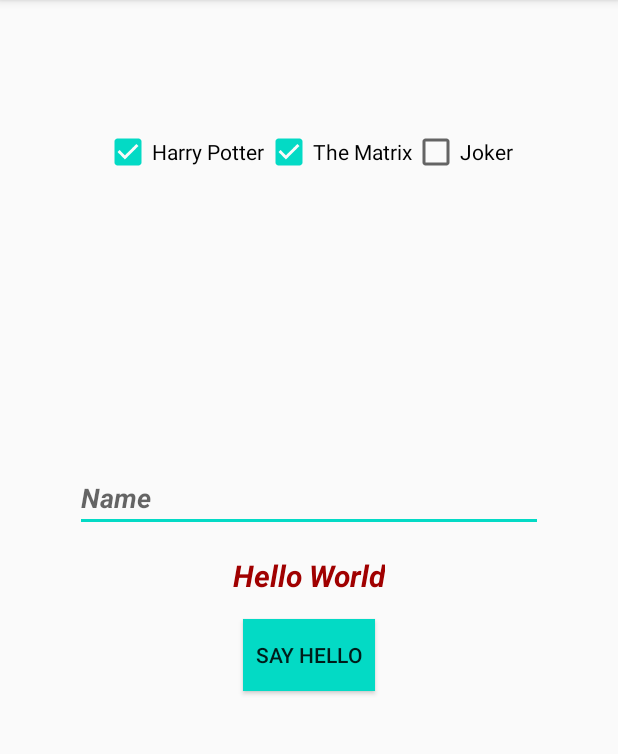
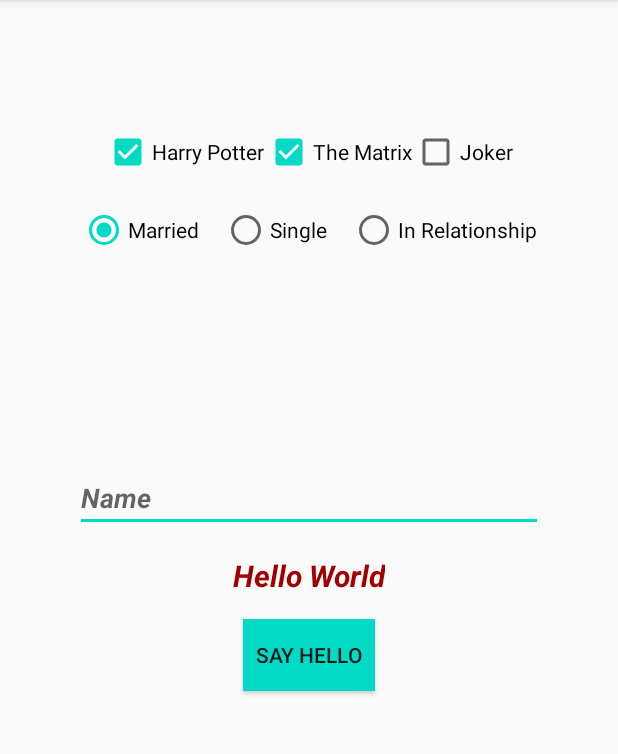
Before and after one commit to AtinAgnihotri/AndroidUiSandbox, an Android app: the screen it shows after launch (MainActivity), on a phone screen of 412 x 824 dp, the part 84-838 px from its top. Run offline under Robolectric (Android 15) with nearby library versions, the phone set to English and light mode, and no system bars.

Commit message:
Radio Buttons and Groups

```diff
--- a/app/src/main/java/com/atinagnihotri/uisandbox/MainActivity.java
+++ b/app/src/main/java/com/atinagnihotri/uisandbox/MainActivity.java
@@ -8,6 +8,8 @@ import android.widget.Button;
 import android.widget.CheckBox;
 import android.widget.CompoundButton;
 import android.widget.EditText;
+import android.widget.RadioButton;
+import android.widget.RadioGroup;
 import android.widget.TextView;
 import android.widget.Toast;
 
@@ -16,6 +18,8 @@ public class MainActivity extends AppCompatActivity implements View.OnClickListe
     EditText edtTxtName;
     TextView textWelcome;
     CheckBox chkBoxHarry, chkBoxMatrix, chkBoxJoker;
+    RadioButton rbMarried;
+    RadioGroup rgMaritalStatus;
 
     @Override
     protected void onCreate(Bundle savedInstanceState) {
@@ -28,6 +32,10 @@ public class MainActivity extends AppCompatActivity implements View.OnClickListe
         chkBoxHarry = findViewById(R.id.chkBoxHarry);
         chkBoxMatrix = findViewById(R.id.chkBoxMatrix);
         chkBoxJoker = findViewById(R.id.chkBoxJoker);
+        rbMarried = findViewById(R.id.rbMarried);
+        rgMaritalStatus = findViewById(R.id.rgMaritalStatus);
+
+        int checkedRgButton = rgMaritalStatus.getCheckedRadioButtonId();
 
 //        (Way # 3)
         btnHello.setOnClickListener(this);
@@ -69,6 +77,25 @@ public class MainActivity extends AppCompatActivity implements View.OnClickListe
             }
         });
 
+        rgMaritalStatus.setOnCheckedChangeListener(new RadioGroup.OnCheckedChangeListener() {
+            @Override
+            public void onCheckedChanged(RadioGroup group, int checkedId) {
+                switch (checkedId){
+                    case R.id.rbMarried:
+                        Toast.makeText(MainActivity.this, "Married", Toast.LENGTH_SHORT).show();
+                        break;
+                    case R.id.rbSingle:
+                        Toast.makeText(MainActivity.this, "Single", Toast.LENGTH_SHORT).show();
+                        break;
+                    case R.id.rbInRel:
+                        Toast.makeText(MainActivity.this, "In Relationship", Toast.LENGTH_SHORT).show();
+                        break;
+                    default:
+                        break;
+                }
+            }
+        });
+
     }
 
 //    (Way # 3)
--- a/app/src/main/res/layout/activity_main.xml
+++ b/app/src/main/res/layout/activity_main.xml
@@ -42,6 +42,7 @@
         android:background="@color/colorAccent"
         android:text="@string/btn_hello" />
     <!--        android:onClick="onHelloBtnClicked"/>-->
+
     <RelativeLayout
         android:layout_width="wrap_content"
         android:layout_height="wrap_content"
@@ -75,6 +76,39 @@
             android:checked="false"/>
     </RelativeLayout>
 
+    <RadioGroup
+        android:layout_width="wrap_content"
+        android:layout_height="wrap_content"
+        android:layout_below="@+id/moviesRelativeLayout"
+        android:layout_marginTop="20dp"
+        android:layout_centerHorizontal="true"
+        android:orientation="horizontal"
+        android:id="@+id/rgMaritalStatus">
+        <RadioButton
+            android:layout_width="wrap_content"
+            android:layout_height="wrap_content"
+            android:text="Married"
+            android:id="@+id/rbMarried"
+            android:checked="true"/>
+        <RadioButton
+            android:layout_width="wrap_content"
+            android:layout_height="wrap_content"
+            android:text="Single"
+            android:id="@+id/rbSingle"
+            android:layout_marginLeft="15dp"
+            />
+        <RadioButton
+            android:layout_width="wrap_content"
+            android:layout_height="wrap_content"
+            android:text="In Relationship"
+            android:id="@+id/rbInRel"
+            android:layout_marginLeft="15dp"
+            />
+    </RadioGroup>
+
+
+
+
 
 
 </RelativeLayout>
```
